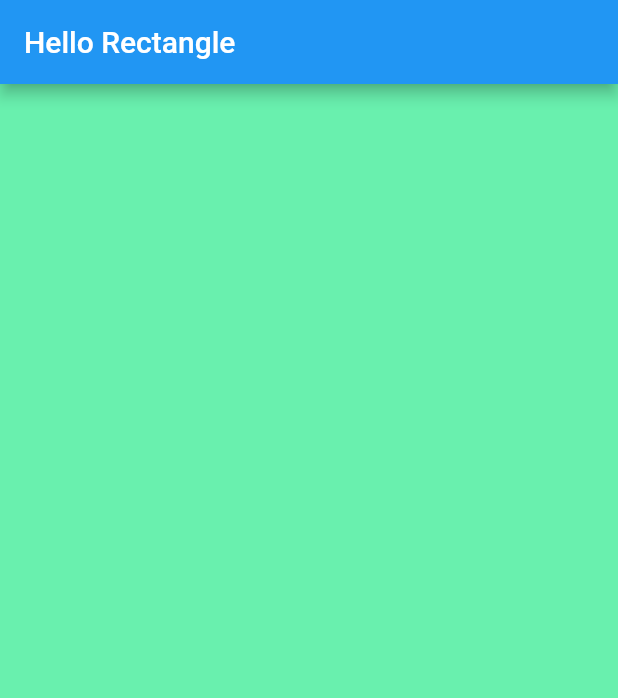
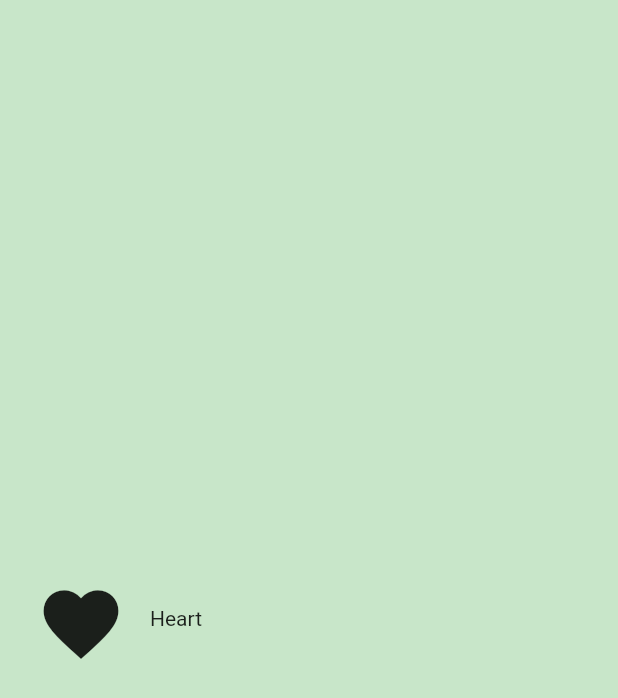
Before and after one commit to oishigyunyu/hello_rectangle, a Flutter app: the screen it shows after launch, on a phone screen of 412 x 824 dp. Shown: the top 698 px of the screen. Run offline on Flutter 3.47's test engine with Material 2 defaults, Android fonts, the light colour scheme and no system bars.

Commit message:
exerciseの途中まで

```diff
--- /dev/null
+++ b/lib/category.dart
@@ -0,0 +1,53 @@
+// Copyright 2018 The Chromium Authors. All rights reserved.
+// Use of this source code is governed by a BSD-style license that can be
+// found in the LICENSE file.
+
+// To keep your imports tidy, follow the ordering guidelines at
+// https://www.dartlang.org/guides/language/effective-dart/style#ordering
+import 'package:flutter/material.dart';
+
+/// A custom [Category] widget.
+///
+/// The widget is composed on an [Icon] and [Text]. Tapping on the widget shows
+/// a colored [InkWell] animation.
+class Category extends StatelessWidget {
+  /// Creates a [Category].
+  ///
+  /// A [Category] saves the name of the Category (e.g. 'Length'), its color for
+  /// the UI, and the icon that represents it (e.g. a ruler).
+  // TODO: You'll need the name, color, and iconLocation from main.dart
+  const Category({Key? key}) : super(key: key);
+
+  /// Builds a custom widget that shows [Category] information.
+  ///
+  /// This information includes the icon, name, and color for the [Category].
+  @override
+  // This `context` parameter describes the location of this widget in the
+  // widget tree. It can be used for obtaining Theme data from the nearest
+  // Theme ancestor in the tree. Below, we obtain the display1 text theme.
+  // See https://api.flutter.dev/flutter/material/Theme-class.html
+  Widget build(BuildContext context) {
+    // TODO: Build the custom widget here, referring to the Specs.
+    return Container(
+      padding: const EdgeInsets.all(8.0),
+      height: 100.0,
+      child: InkWell(
+        child: Row(
+          children: const <Widget>[
+            Padding(
+              padding: EdgeInsets.all(16.0),
+              child: Icon(
+                Icons.favorite,
+                size: 60.0,
+              ),
+            ),
+            Center(
+              child: Text("Heart",
+              ),
+            ),
+          ],
+        ),
+      ),
+    );
+  }
+}
--- a/lib/main.dart
+++ b/lib/main.dart
@@ -2,20 +2,43 @@
 // Use of this source code is governed by a BSD-style license that can be
 // found in the LICENSE file.
 
+// ignore_for_file: unused_element
+
+// You can read about packages here: https://flutter.dev/using-packages/
 import 'package:flutter/material.dart';
 
+// You can use a relative import, i.e. `import 'category.dart';` or
+// a package import, as shown below.
+// More details at http://dart-lang.github.io/linter/lints/avoid_relative_lib_imports.html
+import './category.dart';
+
+// TODO: Pass this information into your custom [Category] widget
+const _categoryName = 'Cake';
+const _categoryIcon = Icons.cake;
+const _categoryColor = Colors.green;
+
+/// The function that is called when main.dart is run.
 void main() {
-  runApp(
-    MaterialApp(
+  runApp(const UnitConverterApp());
+}
+
+/// This widget is the root of our application.
+/// Currently, we just show one widget in our app.
+class UnitConverterApp extends StatelessWidget {
+  const UnitConverterApp({Key? key}) : super(key: key);
+
+  @override
+  Widget build(BuildContext context) {
+    return MaterialApp(
       debugShowCheckedModeBanner: false,
+      title: 'Unit Converter',
       home: Scaffold(
-        appBar: AppBar(
-          title: const Text("Hello Rectangle"),
-        ),
-        body: Container(
-          color: Colors.greenAccent,
+        backgroundColor: Colors.green[100],
+        body: const Center(
+          // TODO: Determine what properties you'll need to pass into the widget
+          child: Category(),
         ),
       ),
-    ),
-  );
+    );
+  }
 }
```
